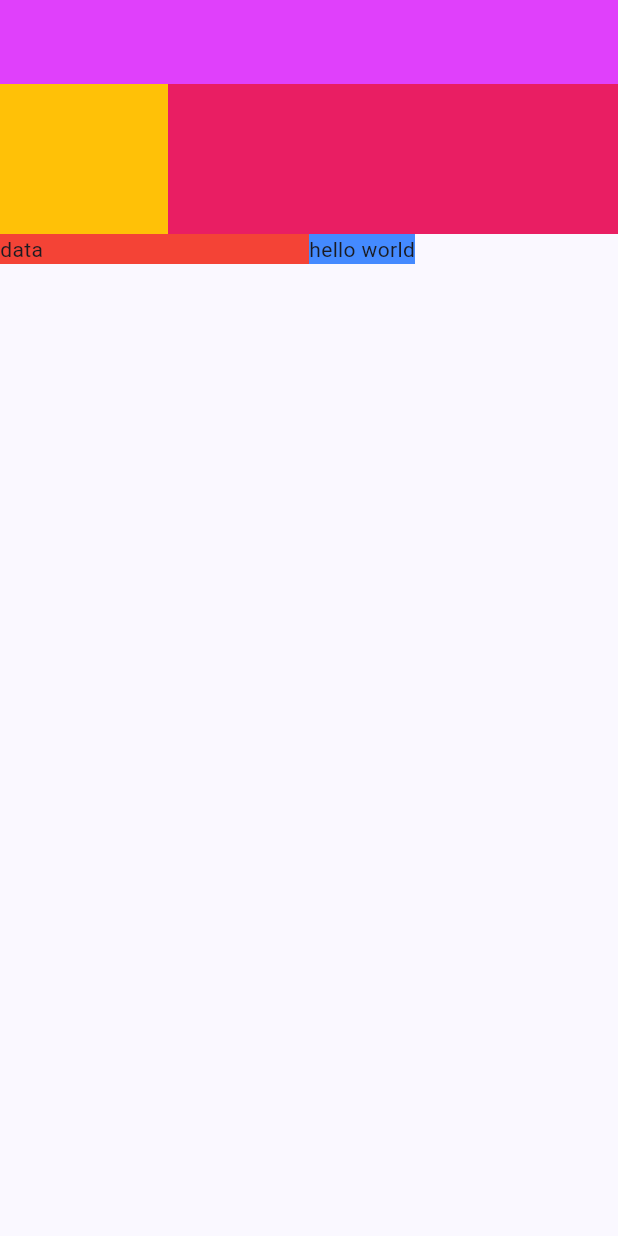
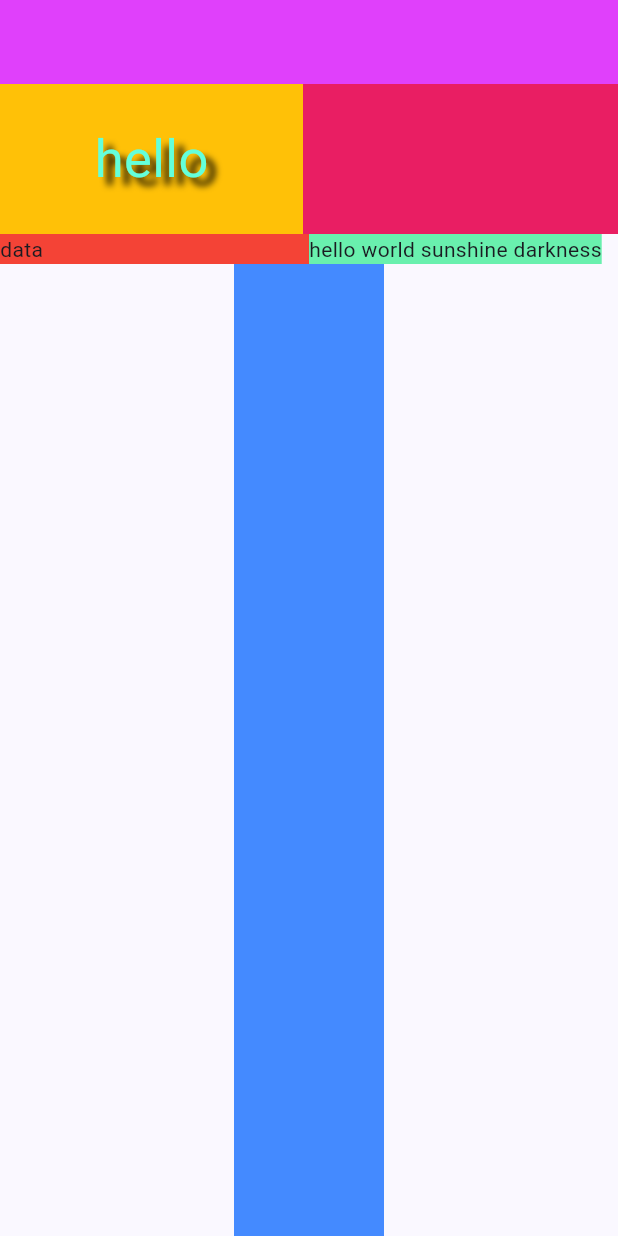
Before and after one commit to dhara58/Grid_App, a Flutter app: the screen it shows after launch, on a phone screen of 412 x 824 dp. Run offline on Flutter 3.47's test engine with Material 3 defaults, Android fonts, the phone set to English and light mode, and no system bars.

Commit message:
23-08-24

```diff
--- a/lib/Lecture.dart
+++ b/lib/Lecture.dart
@@ -20,23 +20,28 @@ class _LectureState extends State<Lecture> {
             children: [
               Expanded(
                 child: Container(
+                  child: Center(
+                    child: Text(
+                      'hello',
+                      style: TextStyle(
+                          fontSize: 35,
+                          color: Colors.tealAccent,
+                          shadows: [
+                            Shadow(offset: Offset(6, 5), blurRadius: 6.00)
+                          ]),
+                    ),
+                  ),
                   height: 100,
                   color: Colors.amber,
                 ),
               ),
               Container(
                 height: 100,
-                width: 300,
+                width: 210,
                 color: Colors.pink,
               ),
             ],
           ),
-          // Expanded(
-          //   child: Container(
-          //     width: 100,
-          //     color: Colors.blueAccent,
-          //   ),
-          // ),
           Row(
             children: [
               Expanded(
@@ -44,8 +49,15 @@ class _LectureState extends State<Lecture> {
               ),
               Flexible(
                   child: Container(
-                      color: Colors.blueAccent, child: Text('hello world'))),
+                      color: Colors.greenAccent,
+                      child: Text('hello world sunshine darkness'))),
             ],
+          ),
+          Expanded(
+            child: Container(
+              width: 100,
+              color: Colors.blueAccent,
+            ),
           ),
         ],
       ),
```
